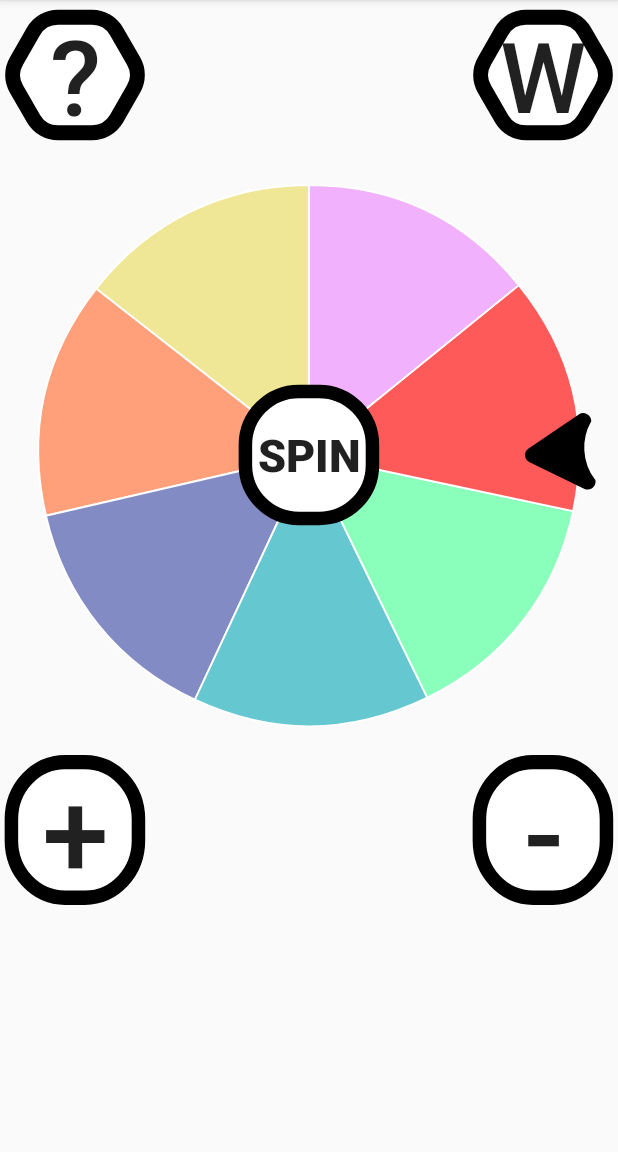
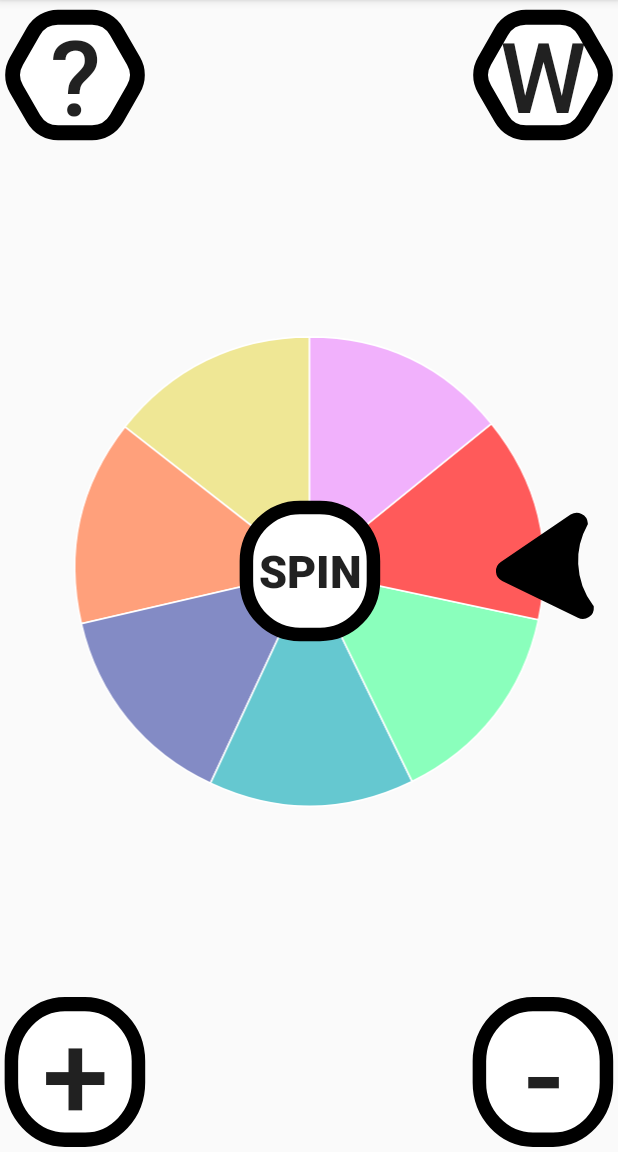
Before and after one commit to g0kay/swapp1, an Android app: the screen it shows after launch (MainActivity), on a phone screen of 412 x 824 dp, the part 84-1236 px from its top. Run offline under Robolectric (Android 15) with nearby library versions, the phone set to English and light mode, and no system bars.

Commit message:
activity start bug fixed

```diff
--- a/app/src/main/java/com/e/englishspinwheel/MainActivity.java
+++ b/app/src/main/java/com/e/englishspinwheel/MainActivity.java
@@ -55,8 +55,10 @@ public class MainActivity extends AppCompatActivity implements Animation.Animati
         b_soru.setOnClickListener(new View.OnClickListener() {
             @Override
             public void onClick(View view) {
+
                 Intent intent2 = new Intent(MainActivity.this, sorular.class);
                 startActivity(intent2);
+
             }
         });
 
--- a/app/src/main/java/com/e/englishspinwheel/sorular.java
+++ b/app/src/main/java/com/e/englishspinwheel/sorular.java
@@ -11,12 +11,7 @@ public class sorular extends AppCompatActivity {
     @Override
     protected void onCreate(Bundle savedInstanceState) {
         super.onCreate(savedInstanceState);
-
-
-
-
-
-
+        setContentView(R.layout.activity_sorular);
 
 
 
--- a/app/src/main/res/layout/activity_main.xml
+++ b/app/src/main/res/layout/activity_main.xml
@@ -7,149 +7,87 @@
     tools:context=".MainActivity"
     android:orientation="vertical">
 
-    <RelativeLayout
+    <Button
+        android:id="@+id/ButtonSpin"
         android:layout_width="wrap_content"
         android:layout_height="wrap_content"
-        android:layout_weight="1.0"
-        tools:ignore="MissingConstraints">
+        android:background="@drawable/ic_eksi"
+        android:onClick="onClickButtonRotation"
+        android:text="spın"
+        android:textSize="30dp"
+        android:textStyle="bold"
+        app:layout_constraintBottom_toBottomOf="@+id/spinwheel"
+        app:layout_constraintEnd_toEndOf="@+id/spinwheel"
+        app:layout_constraintStart_toStartOf="@+id/spinwheel"
+        app:layout_constraintTop_toTopOf="@+id/spinwheel"></Button>
 
+    <ImageView
+        android:id="@+id/spinwheel"
+        android:layout_width="359dp"
+        android:layout_height="357dp"
+        android:adjustViewBounds="true"
+        android:src="@drawable/ic_carksekiz"
+        app:layout_constraintBottom_toTopOf="@+id/buttonDown"
+        app:layout_constraintEnd_toEndOf="parent"
+        app:layout_constraintStart_toStartOf="parent"
+        app:layout_constraintTop_toBottomOf="@+id/sorular" />
 
-        <ImageView
-            android:layout_width="wrap_content"
-            android:id="@+id/spinwheel"
-            android:layout_height="wrap_content"
-            android:src="@drawable/ic_carksekiz"
-            android:adjustViewBounds="true"
-            android:layout_centerHorizontal="true"
-            android:layout_centerVertical="true"
-            />
+    <ImageView
+        android:id="@+id/imageSelect"
+        android:layout_width="wrap_content"
+        android:layout_height="wrap_content"
+        android:layout_marginStart="60dp"
+        android:src="@drawable/ic_select"
+        app:layout_constraintBottom_toBottomOf="@+id/ButtonSpin"
+        app:layout_constraintStart_toEndOf="@+id/ButtonSpin"
+        app:layout_constraintTop_toTopOf="@+id/ButtonSpin"></ImageView>
 
+    <Button
+        android:id="@+id/buttonUp"
+        android:layout_width="wrap_content"
+        android:layout_height="wrap_content"
+        android:background="@drawable/ic_eksi"
+        android:gravity="center_horizontal"
+        android:onClick="buttonUp"
+        android:text="+"
+        android:textAlignment="gravity"
+        android:textSize="80dp"
+        app:layout_constraintBottom_toBottomOf="parent"
+        app:layout_constraintStart_toStartOf="parent"></Button>
 
-        <Button
-            android:layout_width="wrap_content"
-            android:layout_height="wrap_content"
-            android:id="@+id/sorular"
-            android:background="@drawable/ic_butsoru"
-            android:text="?"
-            android:textSize="70dp"
-            android:layout_alignParentTop="true"
-            android:layout_alignParentLeft="true"/>
+    <Button
+        android:id="@+id/kelimeler"
+        android:layout_width="wrap_content"
+        android:layout_height="wrap_content"
+        android:background="@drawable/ic_butsoru"
+        android:text="W"
+        android:textSize="65dp"
+        app:layout_constraintEnd_toEndOf="parent"
+        app:layout_constraintTop_toTopOf="parent" />
 
-        <Button
-            android:layout_width="wrap_content"
-            android:layout_height="wrap_content"
-            android:id="@+id/kelimeler"
-            android:background="@drawable/ic_butsoru"
-            android:text="W"
-            android:textSize="65dp"
-            android:layout_alignParentTop="true"
-            android:layout_alignParentRight="true"/>
+    <Button
+        android:id="@+id/buttonDown"
+        android:layout_width="wrap_content"
+        android:layout_height="wrap_content"
+        android:background="@drawable/ic_eksi"
+        android:gravity="center_horizontal"
+        android:onClick="buttonDown"
+        android:text="-"
+        android:textAlignment="gravity"
+        android:textSize="80dp"
 
+        app:layout_constraintBottom_toBottomOf="parent"
+        app:layout_constraintEnd_toEndOf="parent" />
 
-
-
-
-
-
-        <Button
-            android:layout_width="wrap_content"
-            android:layout_height="wrap_content"
-            android:id="@+id/ButtonSpin"
-            android:background="@drawable/ic_eksi"
-            android:layout_centerHorizontal="true"
-            android:onClick="onClickButtonRotation"
-            android:layout_centerVertical="true"
-            android:text="spın"
-            android:textSize="30dp"
-            android:textStyle="bold"></Button>
-
-        <ImageView
-            android:layout_width="wrap_content"
-            android:layout_height="wrap_content"
-            android:id="@+id/imageSelect"
-            android:src="@drawable/ic_select"
-            android:layout_marginLeft="340dp"
-            android:layout_centerVertical="true"></ImageView>
-
-        <Button
-            android:layout_width="wrap_content"
-            android:layout_height="wrap_content"
-            android:id="@+id/buttonUp"
-            android:background="@drawable/ic_eksi"
-            android:layout_alignParentRight="false"
-            android:layout_alignParentLeft="true"
-            android:layout_alignParentBottom="false"
-            android:layout_marginTop="500dp"
-            android:text="+"
-            android:onClick="buttonUp"
-            android:textSize="80dp"
-            android:textAlignment="gravity"
-            android:gravity="center_horizontal"></Button>
-
-
-
-
-
-        <Button
-            android:layout_width="wrap_content"
-            android:layout_height="wrap_content"
-            android:id="@+id/buttonDown"
-            android:background="@drawable/ic_eksi"
-            android:layout_marginTop="500dp"
-            android:text="-"
-            android:textSize="80dp"
-            android:layout_alignParentRight="true"
-            android:layout_alignParentBottom="false"
-            android:textAlignment="gravity"
-            android:gravity="center_horizontal"
-            android:onClick="buttonDown"
-
-            />
-
-
-
-
-
-
-
-
-
-
-
-
-
-
-
-
-
-
-
-
-
-
-
-
-
-
-
-
-
-
-
-
-
-
-
-
-
-
-
-
-
-
-
-
-    </RelativeLayout>
+    <Button
+        android:id="@+id/sorular"
+        android:layout_width="wrap_content"
+        android:layout_height="wrap_content"
+        android:background="@drawable/ic_butsoru"
+        android:text="?"
+        android:textSize="70dp"
+        app:layout_constraintStart_toStartOf="parent"
+        app:layout_constraintTop_toTopOf="parent" />
 
 
 </android.support.constraint.ConstraintLayout>
```
